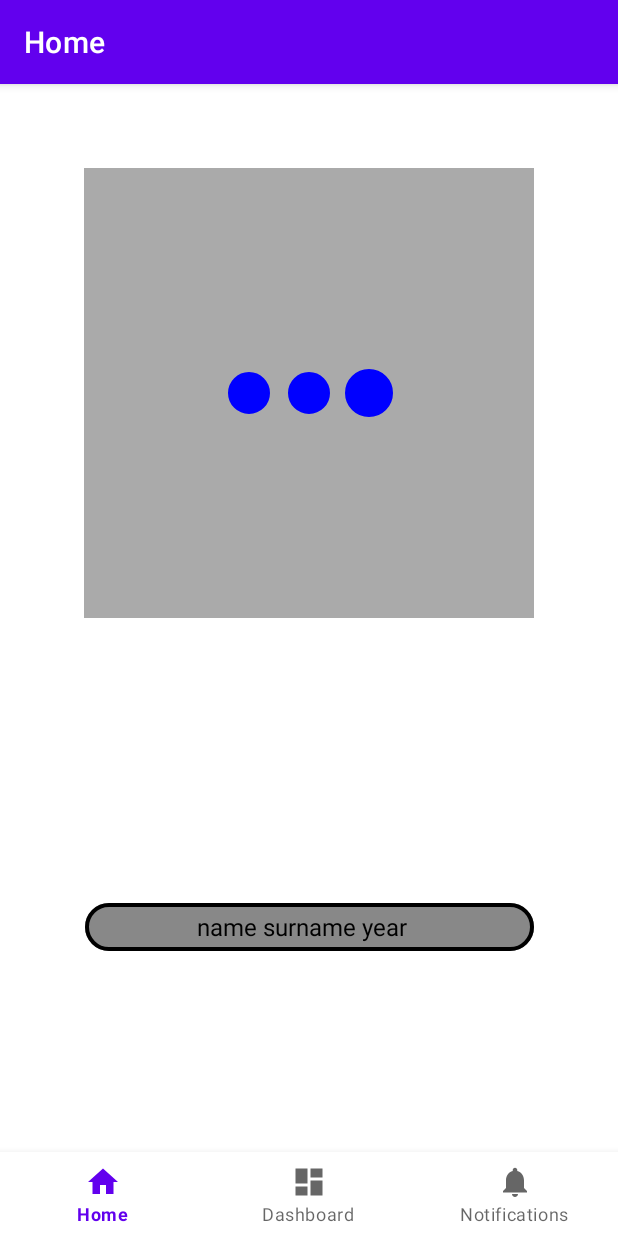
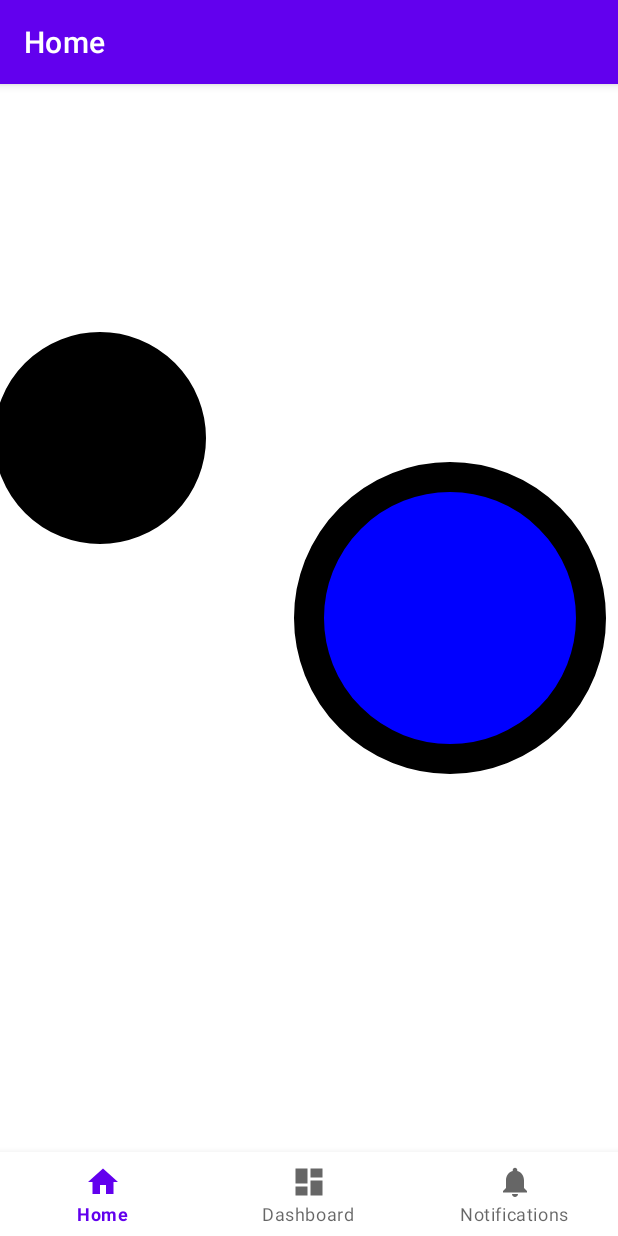
Before and after one commit to seoleo96/Training, an Android app: the screen it shows after launch (MainActivity), on a phone screen of 412 x 824 dp. Run offline under Robolectric (Android 15) with nearby library versions, the phone set to English and light mode, and no system bars; our stand-ins replace navigation-ui.

Commit message:
CircularProgressBar

```diff
--- a/app/build.gradle.kts
+++ b/app/build.gradle.kts
@@ -45,6 +45,7 @@ dependencies {
     implementation("androidx.lifecycle:lifecycle-viewmodel-ktx:2.6.2")
     implementation("androidx.navigation:navigation-fragment-ktx:2.7.2")
     implementation("androidx.navigation:navigation-ui-ktx:2.7.2")
+    implementation("androidx.core:core-splashscreen:1.0.1")
     testImplementation("junit:junit:4.13.2")
     androidTestImplementation("androidx.test.ext:junit:1.1.5")
     androidTestImplementation("androidx.test.espresso:espresso-core:3.5.1")
--- a/app/src/main/AndroidManifest.xml
+++ b/app/src/main/AndroidManifest.xml
@@ -10,7 +10,7 @@
         android:label="@string/app_name"
         android:roundIcon="@mipmap/ic_launcher_round"
         android:supportsRtl="true"
-        android:theme="@style/Theme.Training"
+        android:theme="@style/Theme.Training.Starting"
         tools:targetApi="31">
         <activity
             android:name=".MainActivity"
--- a/app/src/main/java/com/example/training/MainActivity.kt
+++ b/app/src/main/java/com/example/training/MainActivity.kt
@@ -3,6 +3,8 @@ package com.example.training
 import android.os.Bundle
 import com.google.android.material.bottomnavigation.BottomNavigationView
 import androidx.appcompat.app.AppCompatActivity
+import androidx.core.splashscreen.SplashScreen
+import androidx.core.splashscreen.SplashScreen.Companion.installSplashScreen
 import androidx.navigation.findNavController
 import androidx.navigation.ui.AppBarConfiguration
 import androidx.navigation.ui.setupActionBarWithNavController
@@ -16,6 +18,11 @@ class MainActivity : AppCompatActivity() {
     override fun onCreate(savedInstanceState: Bundle?) {
         super.onCreate(savedInstanceState)
 
+        installSplashScreen().apply {
+            this.setKeepOnScreenCondition(SplashScreen.KeepOnScreenCondition {
+                false
+            })
+        }
         binding = ActivityMainBinding.inflate(layoutInflater)
         setContentView(binding.root)
 
--- /dev/null
+++ b/app/src/main/java/com/example/training/ui/home/CircularProgressBar.kt
@@ -0,0 +1,73 @@
+package com.example.training.ui.home
+
+import android.animation.ValueAnimator
+import android.content.Context
+import android.graphics.Canvas
+import android.graphics.Color
+import android.graphics.Paint
+import android.graphics.RectF
+import android.util.AttributeSet
+import android.util.Log
+import android.view.View
+import android.view.animation.CycleInterpolator
+import android.view.animation.LinearInterpolator
+
+class CircularProgressBar(
+    context: Context, attrs: AttributeSet
+) : View(context, attrs) {
+
+    private val outerPaint = Paint(Paint.ANTI_ALIAS_FLAG)
+    private val innerPaint = Paint(Paint.ANTI_ALIAS_FLAG)
+    private val rectF = RectF(300f, 300f, 600f, 600f)
+
+    init {
+        outerPaint.color = Color.BLACK
+        outerPaint.style = Paint.Style.FILL_AND_STROKE
+        outerPaint.strokeWidth = 12f
+        innerPaint.color = Color.BLUE
+        innerPaint.style = Paint.Style.FILL_AND_STROKE
+        innerPaint.strokeWidth = 12f
+    }
+
+    override fun onDraw(canvas: Canvas) {
+
+        canvas.drawCircle(100f, 270f, 100f, outerPaint)
+
+        canvas.drawArc(rectF, 0F, mAnimatedValue.toFloat(), true, outerPaint)
+        canvas.drawCircle(450f, 450f, 120f, innerPaint)
+
+        startAnimate()
+    }
+
+    private var valueAnimator : ValueAnimator? = null
+    private var mAnimatedValue = 0
+
+    private fun startAnimate(){
+        if(valueAnimator == null){
+            valueAnimator = ValueAnimator.ofInt(0, 720).apply {
+                duration = DURATION
+                interpolator = LinearInterpolator()
+                repeatCount = -1
+                addUpdateListener {
+                    val value = it.animatedValue as Int
+                    Log.d(TAG, "startAnimate: it.animatedValue ${it.animatedValue}", )
+
+                    if(value > 0 && mAnimatedValue != value){
+                        mAnimatedValue = value
+                        Log.e(TAG, "startAnimate: mAnimatedValue", )
+                        if (value == 360){
+                            outerPaint.color = Color.BLACK
+                        }
+                        invalidate()
+                    }
+                }
+            }
+            valueAnimator?.start()
+        }
+    }
+
+    companion object {
+        private const val TAG = "CircularProgressBar"
+        private const val DURATION = 10000L
+    }
+}
--- a/app/src/main/res/layout/fragment_home.xml
+++ b/app/src/main/res/layout/fragment_home.xml
@@ -6,27 +6,35 @@
     android:layout_height="match_parent"
     tools:context=".ui.home.HomeFragment">
 
-    <LinearLayout
-        android:id="@+id/linearLayout"
-        android:layout_width="300dp"
-        android:layout_height="300dp"
-        android:background="#AAAAAA"
-        android:gravity="center"
-        app:layout_constraintEnd_toEndOf="parent"
-        app:layout_constraintStart_toStartOf="parent"
-        app:layout_constraintTop_toTopOf="parent">
+<!--    <LinearLayout-->
+<!--        android:id="@+id/linearLayout"-->
+<!--        android:layout_width="300dp"-->
+<!--        android:layout_height="300dp"-->
+<!--        android:background="#AAAAAA"-->
+<!--        android:gravity="center"-->
+<!--        app:layout_constraintEnd_toEndOf="parent"-->
+<!--        app:layout_constraintStart_toStartOf="parent"-->
+<!--        app:layout_constraintTop_toTopOf="parent">-->
 
-        <com.example.training.ui.home.PreLoader
-            android:layout_width="wrap_content"
-            android:layout_height="wrap_content" />
-    </LinearLayout>
+<!--        <com.example.training.ui.home.PreLoader-->
+<!--            android:layout_width="wrap_content"-->
+<!--            android:layout_height="wrap_content" />-->
+<!--    </LinearLayout>-->
 
-    <com.example.training.ui.home.YoutubeContentBelowMenu
-        android:layout_width="wrap_content"
-        android:layout_height="32dp"
-        android:text="name surname year"
+<!--    <com.example.training.ui.home.YoutubeContentBelowMenu-->
+<!--        android:id="@+id/youtubeContentBelowMenu"-->
+<!--        android:layout_width="wrap_content"-->
+<!--        android:layout_height="32dp"-->
+<!--        android:text="name surname year"-->
+<!--        app:layout_constraintEnd_toEndOf="parent"-->
+<!--        app:layout_constraintStart_toStartOf="parent"-->
+<!--        app:layout_constraintTop_toBottomOf="@+id/linearLayout" />-->
+
+    <com.example.training.ui.home.CircularProgressBar
+        android:layout_width="0dp"
+        android:layout_height="0dp"
         app:layout_constraintBottom_toBottomOf="parent"
         app:layout_constraintEnd_toEndOf="parent"
         app:layout_constraintStart_toStartOf="parent"
-        app:layout_constraintTop_toBottomOf="@+id/linearLayout" />
+        app:layout_constraintTop_toTopOf="parent" />
 </androidx.constraintlayout.widget.ConstraintLayout>
--- /dev/null
+++ b/app/src/main/res/values/splash.xml
@@ -0,0 +1,7 @@
+<?xml version="1.0" encoding="utf-8"?>
+<resources>
+    <style name="Theme.Training.Starting" parent="Theme.SplashScreen">
+        <item name="windowSplashScreenBackground">#EF7474</item>
+        <item name="postSplashScreenTheme">@style/Theme.Training</item>
+    </style>
+</resources>
--- a/app/src/main/res/values/themes.xml
+++ b/app/src/main/res/values/themes.xml
@@ -13,4 +13,5 @@
         <item name="android:statusBarColor">?attr/colorPrimaryVariant</item>
         <!-- Customize your theme here. -->
     </style>
+
 </resources>
```
